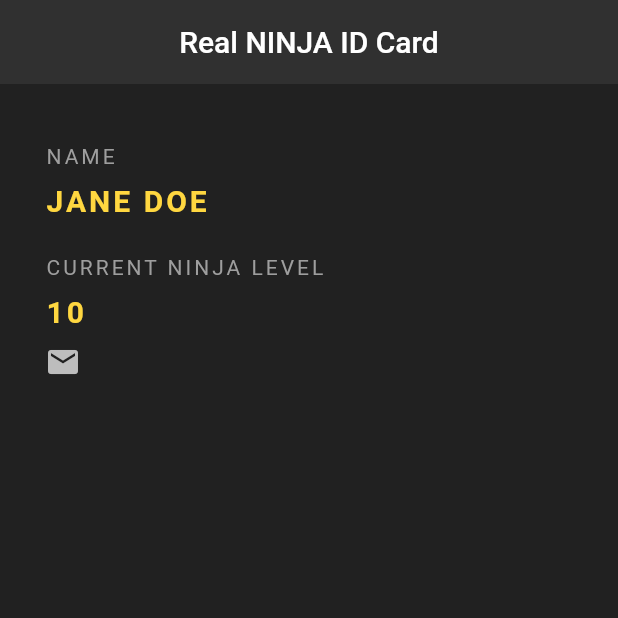
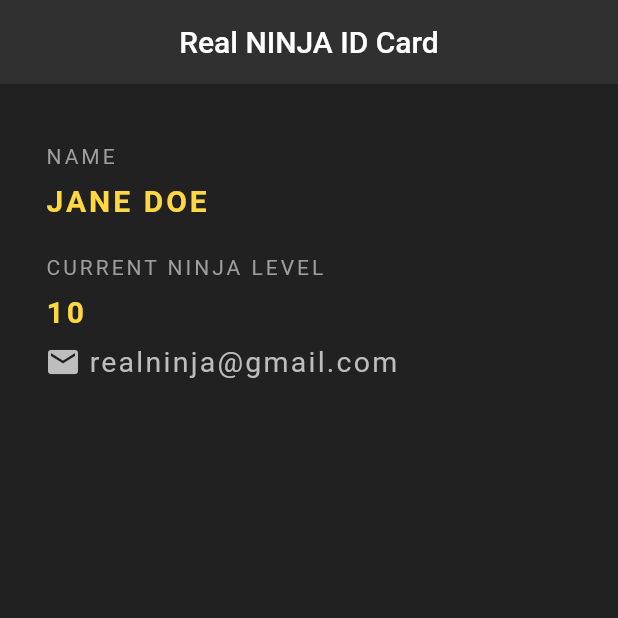
Before and after one commit to itsRealoj/ninja_id_flutter, a Flutter app: the screen it shows after launch, on a phone screen of 412 x 824 dp, the top half of it. Run offline on Flutter 3.47's test engine with Material 2 defaults, Android fonts, the phone set to English and light mode, and no system bars; missing offline and left inert: dart:html.

```diff
--- a/lib/main.dart
+++ b/lib/main.dart
@@ -1,3 +1,5 @@
+import 'dart:html';
+
 import 'package:flutter/material.dart';
 
 void main() => runApp(MaterialApp(home: RealCard()));
@@ -53,6 +55,15 @@ class RealCard extends StatelessWidget {
                     Icons.email,
                     color: Colors.grey[400],
                   ),
+                  SizedBox(width: 5,),
+                  Text(
+                    'realninja@gmail.com',
+                    style: TextStyle(
+                      color: Colors.grey[400],
+                      fontSize: 19.0,
+                      letterSpacing: 1.5,
+                    ),
+                  ),
                 ],
               ),
             ],
--- a/pubspec.yaml
+++ b/pubspec.yaml
@@ -45,9 +45,8 @@ flutter:
   uses-material-design: true
 
   # To add assets to your application, add an assets section, like this:
-  # assets:
-  #   - images/a_dot_burr.jpeg
-  #   - images/a_dot_ham.jpeg
+   assets:
+     - assets/ninja.jpg
 
   # An image asset can refer to one or more resolution-specific "variants", see
   # https://flutter.dev/assets-and-images/#resolution-aware.
```
Also changed, not shown: assets/ninja.jpg (added), 1 other file.
